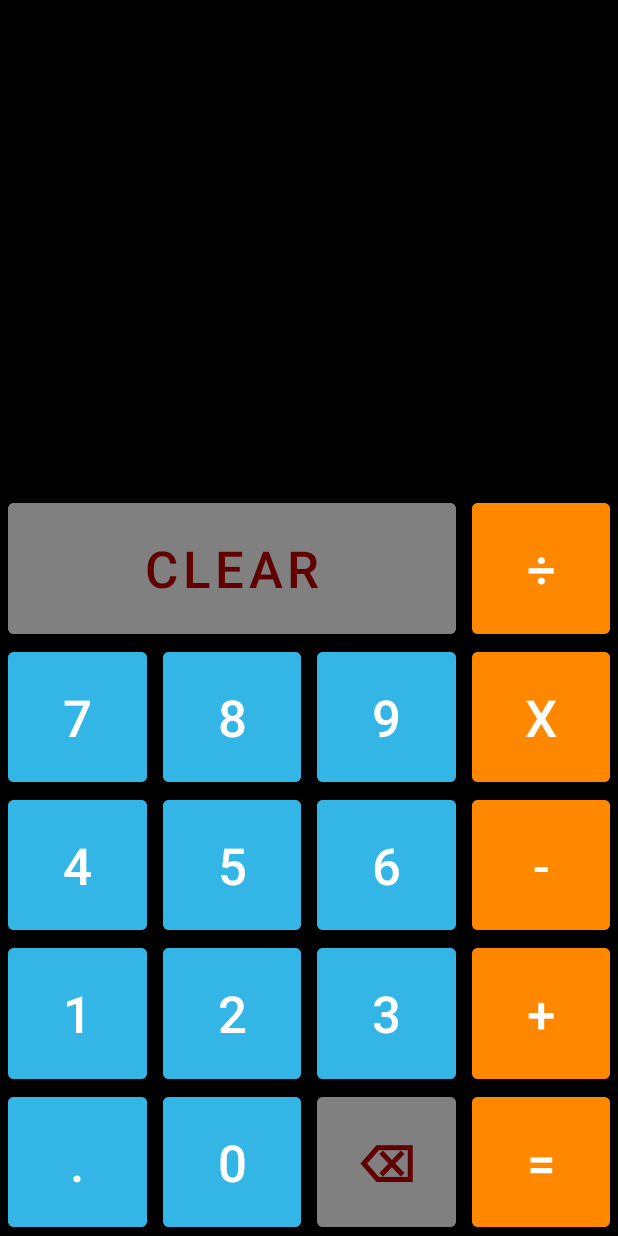
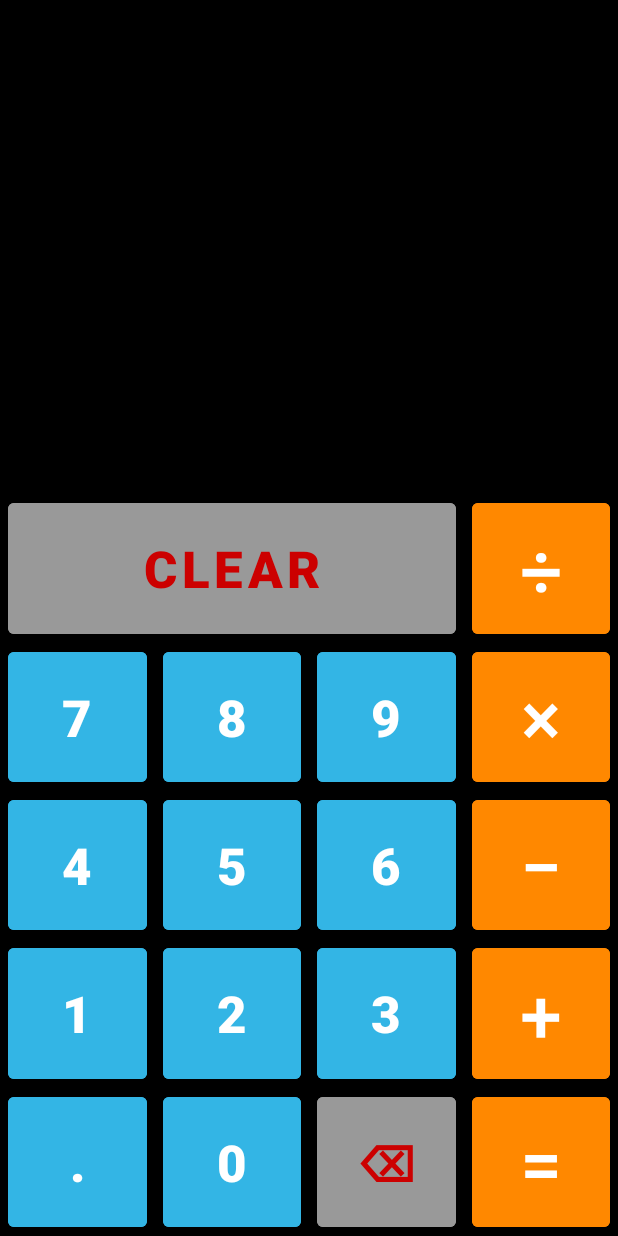
Before and after one commit to FedericoBruni/Calculadora, an Android app: the screen it shows after launch (MainActivity), on a phone screen of 412 x 824 dp. Run offline under Robolectric (Android 15) with nearby library versions, the phone set to English and light mode, and no system bars; our stand-ins replace AdMob; pictures from the network do not load; 1 statement that could not run was skipped.

Commit message:
Cambiados los colores de los botones. Eliminado botón other apps.

```diff
--- a/app/src/main/java/com/example/calculadora/MainActivity.kt
+++ b/app/src/main/java/com/example/calculadora/MainActivity.kt
@@ -3,6 +3,7 @@ package com.example.calculadora
 import android.annotation.SuppressLint
 import android.content.ActivityNotFoundException
 import android.content.Intent
+import android.media.effect.Effect
 import android.net.Uri
 import android.os.Bundle
 import android.view.Gravity
@@ -28,7 +29,7 @@ import kotlin.time.measureTime
 
 class MainActivity : AppCompatActivity() {
 
-    private val operations = listOf("x", "÷", "+", "-")
+    private val operations = listOf("×", "÷", "+", "−")
     private var operationFree = true
     private var pointFree = true
     private var count = 0
@@ -55,7 +56,6 @@ class MainActivity : AppCompatActivity() {
             when(it.itemId){
                 R.id.nav_rate_us -> rateUsButtonListener()
                 R.id.nav_share -> Toast.makeText(applicationContext, "Share", Toast.LENGTH_SHORT).show()
-                R.id.nav_other_apps -> Toast.makeText(applicationContext, "Other Apps", Toast.LENGTH_SHORT).show()
                 R.id.nav_about_us -> aboutUsButtonListener()
             }
             true
@@ -160,7 +160,6 @@ class MainActivity : AppCompatActivity() {
             solveEquation()
         }
         pointFree = true
-
     }
 
     private fun deleteButtonOnClickListener(){
@@ -184,7 +183,7 @@ class MainActivity : AppCompatActivity() {
             operationFree = true
             Toast.makeText(this, "juju 2", Toast.LENGTH_SHORT).show()
         }
-        else if (lastCharacter in operations) {
+        if (lastCharacter in operations) {
             operationFree = false
             Toast.makeText(this, "juju 3", Toast.LENGTH_SHORT).show()
         }
@@ -343,8 +342,8 @@ class MainActivity : AppCompatActivity() {
         val zeroBigDecimal = BigDecimal(0)
         when(operator) {
             "+" -> res = n1.add(n2)
-            "-" -> res = n1.subtract(n2)
-            "x" -> res = n1.multiply(n2)
+            "−" -> res = n1.subtract(n2)
+            "×" -> res = n1.multiply(n2)
             "÷" -> res = if (n2 == zeroBigDecimal) zeroBigDecimal else n1.divide(n2, 10, RoundingMode.HALF_UP)
         }
         return removeLeftZeros(removeRightZeros(res.toString()))
@@ -381,10 +380,10 @@ class MainActivity : AppCompatActivity() {
 
     private fun operatorOrder(operator: String): Int {
         when (operator){
-            "-" -> return 0
+            "−" -> return 0
             "+" -> return 0
             "÷" -> return 1
-            "x" -> return 2
+            "×" -> return 2
         }
         return -1
     }
--- a/app/src/main/res/layout/activity_main.xml
+++ b/app/src/main/res/layout/activity_main.xml
@@ -35,6 +35,7 @@
             android:layout_marginEnd="5dp"
             android:backgroundTint="@android:color/holo_blue_light"
             android:text="."
+            android:textStyle="bold"
             android:textSize="34sp"
             ads:layout_constraintBottom_toBottomOf="parent"
             ads:layout_constraintEnd_toStartOf="@+id/gl_v_3"
@@ -110,6 +111,7 @@
             android:backgroundTint="@android:color/holo_blue_light"
             android:text="1"
             android:textSize="34sp"
+            android:textStyle="bold"
             ads:layout_constraintBottom_toTopOf="@+id/gl_h_1"
             ads:layout_constraintEnd_toStartOf="@+id/gl_v_3"
             ads:layout_constraintStart_toStartOf="parent"
@@ -124,6 +126,7 @@
             android:backgroundTint="@android:color/holo_blue_light"
             android:text="7"
             android:textSize="34sp"
+            android:textStyle="bold"
             ads:layout_constraintBottom_toTopOf="@+id/gl_h_3"
             ads:layout_constraintEnd_toStartOf="@+id/gl_v_3"
             ads:layout_constraintStart_toStartOf="parent"
@@ -137,7 +140,7 @@
             android:layout_marginEnd="5dp"
             android:backgroundTint="@android:color/holo_orange_dark"
             android:text="÷"
-            android:textSize="34sp"
+            android:textSize="50sp"
             ads:layout_constraintBottom_toTopOf="@+id/gl_h_4"
             ads:layout_constraintEnd_toEndOf="parent"
             ads:layout_constraintStart_toStartOf="@+id/gl_v_1"
@@ -152,6 +155,7 @@
             android:backgroundTint="@android:color/holo_blue_light"
             android:text="8"
             android:textSize="34sp"
+            android:textStyle="bold"
             ads:layout_constraintBottom_toTopOf="@+id/gl_h_3"
             ads:layout_constraintEnd_toStartOf="@+id/gl_v_2"
             ads:layout_constraintStart_toStartOf="@+id/gl_v_3"
@@ -166,6 +170,7 @@
             android:backgroundTint="@android:color/holo_blue_light"
             android:text="9"
             android:textSize="34sp"
+            android:textStyle="bold"
             ads:layout_constraintBottom_toTopOf="@+id/gl_h_3"
             ads:layout_constraintEnd_toStartOf="@+id/gl_v_1"
             ads:layout_constraintStart_toStartOf="@+id/gl_v_2"
@@ -178,8 +183,8 @@
             android:layout_marginStart="5dp"
             android:layout_marginEnd="5dp"
             android:backgroundTint="@android:color/holo_orange_dark"
-            android:text="x"
-            android:textSize="34sp"
+            android:text="×"
+            android:textSize="50sp"
             ads:layout_constraintBottom_toTopOf="@+id/gl_h_3"
             ads:layout_constraintEnd_toEndOf="parent"
             ads:layout_constraintStart_toStartOf="@+id/gl_v_1"
@@ -192,8 +197,8 @@
             android:layout_marginStart="5dp"
             android:layout_marginEnd="5dp"
             android:backgroundTint="@android:color/holo_orange_dark"
-            android:text="-"
-            android:textSize="34sp"
+            android:text="−"
+            android:textSize="50sp"
             ads:layout_constraintBottom_toTopOf="@+id/gl_h_2"
             ads:layout_constraintEnd_toEndOf="parent"
             ads:layout_constraintStart_toStartOf="@+id/gl_v_1"
@@ -208,6 +213,7 @@
             android:backgroundTint="@android:color/holo_blue_light"
             android:text="2"
             android:textSize="34sp"
+            android:textStyle="bold"
             ads:layout_constraintBottom_toTopOf="@+id/gl_h_1"
             ads:layout_constraintEnd_toStartOf="@+id/gl_v_2"
             ads:layout_constraintStart_toStartOf="@+id/gl_v_3"
@@ -221,6 +227,7 @@
             android:layout_marginEnd="5dp"
             android:backgroundTint="@android:color/holo_blue_light"
             android:text="3"
+            android:textStyle="bold"
             android:textSize="34sp"
             ads:layout_constraintBottom_toTopOf="@+id/gl_h_1"
             ads:layout_constraintEnd_toStartOf="@+id/gl_v_1"
@@ -235,7 +242,7 @@
             android:layout_marginEnd="5dp"
             android:backgroundTint="@android:color/holo_orange_dark"
             android:text="+"
-            android:textSize="34sp"
+            android:textSize="50sp"
             ads:layout_constraintBottom_toTopOf="@+id/gl_h_1"
             ads:layout_constraintEnd_toEndOf="parent"
             ads:layout_constraintHorizontal_bias="1.0"
@@ -250,7 +257,7 @@
             android:layout_marginEnd="5dp"
             android:backgroundTint="@android:color/holo_orange_dark"
             android:text="="
-            android:textSize="34sp"
+            android:textSize="50sp"
             ads:layout_constraintBottom_toBottomOf="parent"
             ads:layout_constraintEnd_toEndOf="parent"
             ads:layout_constraintStart_toStartOf="@+id/gl_v_1"
@@ -265,6 +272,7 @@
             android:backgroundTint="@android:color/holo_blue_light"
             android:text="0"
             android:textSize="34sp"
+            android:textStyle="bold"
             ads:layout_constraintBottom_toBottomOf="parent"
             ads:layout_constraintEnd_toStartOf="@+id/gl_v_2"
             ads:layout_constraintStart_toStartOf="@+id/gl_v_3"
@@ -279,6 +287,7 @@
             android:backgroundTint="@android:color/holo_blue_light"
             android:text="6"
             android:textSize="34sp"
+            android:textStyle="bold"
             ads:layout_constraintBottom_toTopOf="@+id/gl_h_2"
             ads:layout_constraintEnd_toStartOf="@+id/gl_v_1"
             ads:layout_constraintStart_toStartOf="@+id/gl_v_2"
@@ -293,6 +302,7 @@
             android:backgroundTint="@android:color/holo_blue_light"
             android:text="5"
             android:textSize="34sp"
+            android:textStyle="bold"
             ads:layout_constraintBottom_toTopOf="@+id/gl_h_2"
             ads:layout_constraintEnd_toStartOf="@+id/gl_v_2"
             ads:layout_constraintStart_toStartOf="@+id/gl_v_3"
@@ -307,6 +317,7 @@
             android:backgroundTint="@android:color/holo_blue_light"
             android:text="4"
             android:textSize="34sp"
+            android:textStyle="bold"
             ads:layout_constraintBottom_toTopOf="@+id/gl_h_2"
             ads:layout_constraintEnd_toStartOf="@+id/gl_v_3"
             ads:layout_constraintStart_toStartOf="parent"
@@ -318,10 +329,11 @@
             android:layout_height="0dp"
             android:layout_marginStart="5dp"
             android:layout_marginEnd="5dp"
-            android:backgroundTint="#808080"
+            android:backgroundTint="#999999"
+            android:textColor="#cc0000"
             android:text="CLEAR"
-            android:textColor="#600000"
             android:textSize="34sp"
+            android:textStyle="bold"
             ads:layout_constraintBottom_toTopOf="@+id/gl_h_4"
             ads:layout_constraintEnd_toStartOf="@+id/gl_v_1"
             ads:layout_constraintStart_toStartOf="parent"
@@ -404,9 +416,9 @@
             android:layout_height="0dp"
             android:layout_marginStart="5dp"
             android:layout_marginEnd="5dp"
-            android:backgroundTint="#808080"
+            android:backgroundTint="#999999"
+            android:textColor="#cc0000"
             android:text="⌫"
-            android:textColor="#600000"
             android:textSize="34sp"
             android:textStyle="bold"
             ads:layout_constraintBottom_toBottomOf="parent"
--- a/app/src/main/res/menu/nav_menu.xml
+++ b/app/src/main/res/menu/nav_menu.xml
@@ -19,15 +19,9 @@
                 android:title="Share"
                 android:icon="@drawable/ic_baseline_share_24">
             </item>
-
-            <item
-                android:id="@+id/nav_other_apps"
-                android:title="Other Apps"
-                android:icon="@drawable/ic_baseline_more_24">
-            </item>
             <item
                 android:id="@+id/nav_about_us"
-                android:title="About Us"
+                android:title="Privacy Policy"
                 android:icon="@drawable/ic_baseline_info_24">
             </item>
         </menu>
--- a/app/src/main/res/values/themes.xml
+++ b/app/src/main/res/values/themes.xml
@@ -17,7 +17,7 @@
 
     <style name="Theme.SplashScreen" parent="Theme.MaterialComponents.DayNight.NoActionBar">
         <item name="android:windowBackground">@drawable/splash_background</item>
-        <item name="android:statusBarColor">@color/white</item>
+        <item name="android:statusBarColor">@android:color/holo_orange_dark</item>
         <item name="android:navigationBarColor">@color/white</item>
     </style>
 
```
